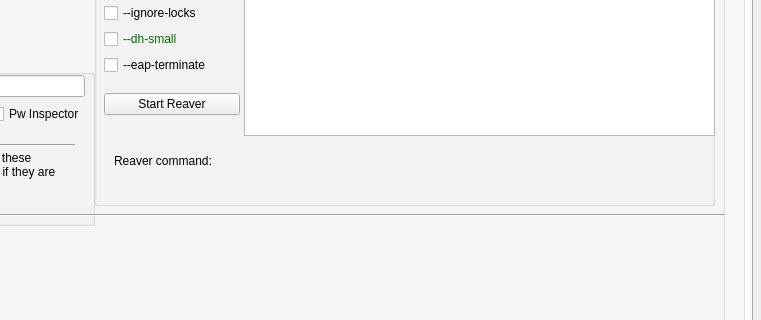
Qt form wifern.ui (houcy/wifern) before a commit; both pictures show x 578 to 1339 and y 121 to 441 of the 1339 by 771 pixel window.
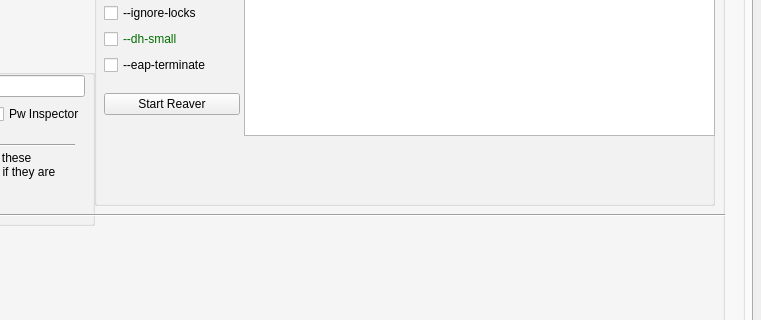
The same form after that commit. Icons and pictures are not drawn.

What changed in the file:
```diff
--- a/wifern.ui
+++ b/wifern.ui
@@ -230,7 +230,7 @@
              </rect>
             </property>
             <property name="text">
-             <string>Reaver command:</string>
+             <string/>
             </property>
            </widget>
            <widget class="QLCDNumber" name="lcd_time_Number">
```
